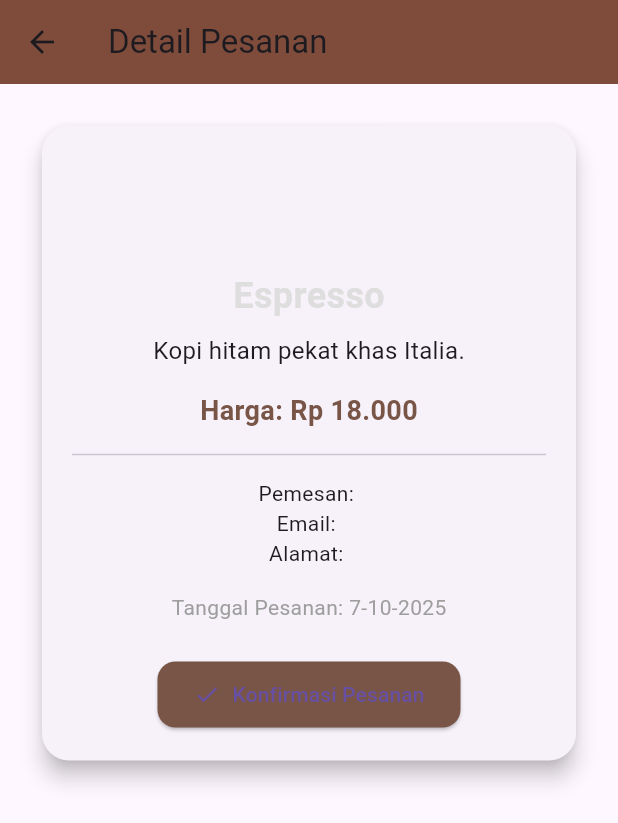
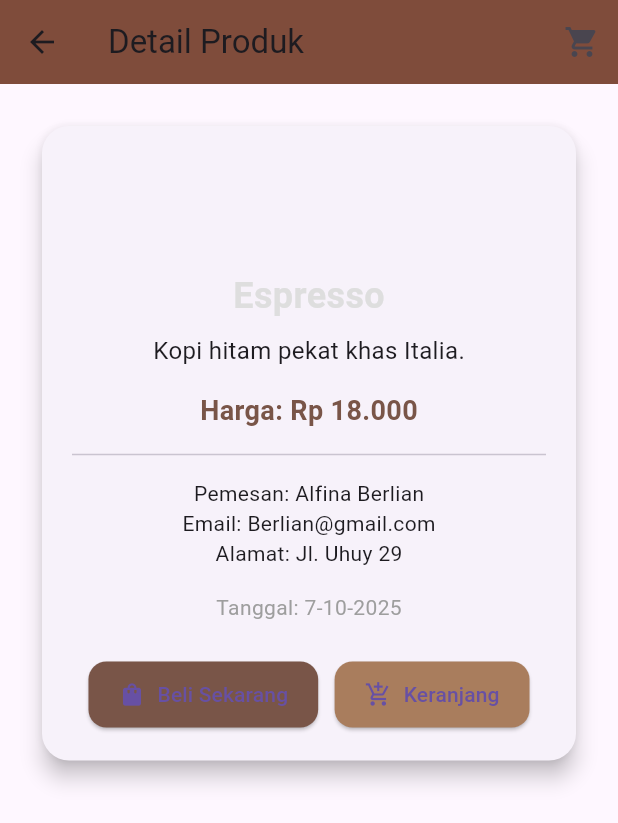
Before and after one commit to Alfina-26/kopi, a Flutter app: the OrderPage screen opened directly with sample values from the repository, on a phone screen of 412 x 824 dp. Shown: the top 823 px of the screen. Run offline on Flutter 3.47's test engine with Material 3 defaults, Android fonts, the phone set to English and light mode, and no system bars.

Commit message:
mengubah order page

```diff
--- a/lib/order_page.dart
+++ b/lib/order_page.dart
@@ -1,6 +1,11 @@
 import 'package:flutter/material.dart';
 import 'model/user.dart';
 import 'model/produk.dart';
+
+// -------------------------
+// List keranjang sementara (global)
+// -------------------------
+List<Produk> keranjang = [];
 
 class Order {
   Customer customer;
@@ -12,13 +17,11 @@ class Order {
   // Getter untuk total harga
   int get totalPrice {
     return items.fold(0, (sum, item) {
-      // Mengambil angka dari string harga, misal "Rp 18.000" -> 18000
       final angka = int.tryParse(item.price.replaceAll(RegExp(r'[^0-9]'), '')) ?? 0;
       return sum + angka;
     });
   }
 
-  // Info pesanan
   String getOrderInfo() {
     return "Order by: ${customer.name}\nTotal: Rp $totalPrice\nTanggal: ${date.day}-${date.month}-${date.year}";
   }
@@ -43,14 +46,42 @@ class _OrderPageState extends State<OrderPage> {
     orderDate = DateTime.now();
   }
 
+  void _beliSekarang() {
+    ScaffoldMessenger.of(context).showSnackBar(
+      const SnackBar(content: Text("Pesanan berhasil dikonfirmasi!")),
+    );
+  }
+
+  void _tambahKeKeranjang() {
+    setState(() {
+      keranjang.add(widget.produk);
+    });
+    ScaffoldMessenger.of(context).showSnackBar(
+      SnackBar(content: Text("${widget.produk.name} ditambahkan ke keranjang!")),
+    );
+  }
+
+  void _bukaKeranjang() {
+    Navigator.push(
+      context,
+      MaterialPageRoute(builder: (context) => KeranjangPage()),
+    );
+  }
+
   @override
   Widget build(BuildContext context) {
     final order = Order(widget.customer, [widget.produk], orderDate);
 
     return Scaffold(
       appBar: AppBar(
-        title: const Text("Detail Pesanan"),
+        title: const Text("Detail Produk"),
         backgroundColor: const Color.fromARGB(255, 127, 76, 59),
+        actions: [
+          IconButton(
+            icon: const Icon(Icons.shopping_cart),
+            onPressed: _bukaKeranjang,
+          )
+        ],
       ),
       body: Padding(
         padding: const EdgeInsets.all(24.0),
@@ -70,8 +101,7 @@ class _OrderPageState extends State<OrderPage> {
                         fontWeight: FontWeight.bold,
                         color: Color.fromARGB(255, 222, 222, 222))),
                 const SizedBox(height: 8),
-                Text(widget.produk.desc,
-                    style: const TextStyle(fontSize: 16)),
+                Text(widget.produk.desc, style: const TextStyle(fontSize: 16)),
                 const SizedBox(height: 16),
                 Text("Harga: ${widget.produk.price}",
                     style: const TextStyle(
@@ -79,30 +109,47 @@ class _OrderPageState extends State<OrderPage> {
                         fontWeight: FontWeight.bold,
                         color: Colors.brown)),
                 const Divider(height: 32),
-                Text("Pemesan: ${widget.customer.name}"),
-                Text("Email: ${widget.customer.email}"),
-                Text("Alamat: ${widget.customer.address}"),
+                Text("Pemesan: Alfina Berlian"),
+                Text("Email: Berlian@gmail.com"),
+                Text("Alamat: Jl. Uhuy 29"),
                 const SizedBox(height: 16),
                 Text(
-                  "Tanggal Pesanan: ${orderDate.day}-${orderDate.month}-${orderDate.year}",
+                  "Tanggal: ${orderDate.day}-${orderDate.month}-${orderDate.year}",
                   style: const TextStyle(color: Colors.grey),
                 ),
                 const SizedBox(height: 24),
+
+                // -------------------------
+                // Tombol aksi
+                // -------------------------
+                Row(
+                  mainAxisAlignment: MainAxisAlignment.spaceEvenly,
+                  children: [
                     ElevatedButton.icon(
-                  icon: const Icon(Icons.check),
-                  label: const Text("Konfirmasi Pesanan"),
+                      icon: const Icon(Icons.shopping_bag),
+                      label: const Text("Beli Sekarang"),
                       style: ElevatedButton.styleFrom(
                         backgroundColor: Colors.brown,
-                    padding: const EdgeInsets.symmetric(vertical: 12, horizontal: 24),
+                        padding: const EdgeInsets.symmetric(vertical: 12, horizontal: 20),
                         shape: RoundedRectangleBorder(
                           borderRadius: BorderRadius.circular(12),
                         ),
                       ),
-                  onPressed: () {
-                    ScaffoldMessenger.of(context).showSnackBar(
-                      const SnackBar(content: Text("Pesanan berhasil dikonfirmasi!"))
-                    );
-                  },
+                      onPressed: _beliSekarang,
+                    ),
+                    ElevatedButton.icon(
+                      icon: const Icon(Icons.add_shopping_cart),
+                      label: const Text("Keranjang"),
+                      style: ElevatedButton.styleFrom(
+                        backgroundColor: const Color.fromARGB(255, 169, 125, 93),
+                        padding: const EdgeInsets.symmetric(vertical: 12, horizontal: 20),
+                        shape: RoundedRectangleBorder(
+                          borderRadius: BorderRadius.circular(12),
+                        ),
+                      ),
+                      onPressed: _tambahKeKeranjang,
+                    ),
+                  ],
                 ),
               ],
             ),
@@ -112,3 +159,57 @@ class _OrderPageState extends State<OrderPage> {
     );
   }
 }
+
+// -------------------------
+// Halaman Keranjang Baru
+// -------------------------
+class KeranjangPage extends StatelessWidget {
+  const KeranjangPage({super.key});
+
+  @override
+  Widget build(BuildContext context) {
+    int total = keranjang.fold(0, (sum, item) {
+      final angka = int.tryParse(item.price.replaceAll(RegExp(r'[^0-9]'), '')) ?? 0;
+      return sum + angka;
+    });
+
+    return Scaffold(
+      appBar: AppBar(
+        title: const Text("Keranjang Saya"),
+        backgroundColor: const Color.fromARGB(255, 127, 76, 59),
+      ),
+      body: keranjang.isEmpty
+          ? const Center(child: Text("Keranjang masih kosong"))
+          : ListView.builder(
+              itemCount: keranjang.length,
+              itemBuilder: (context, index) {
+                final item = keranjang[index];
+                return ListTile(
+                  leading: Icon(item.icon, color: Colors.brown),
+                  title: Text(item.name),
+                  subtitle: Text(item.price),
+                  trailing: IconButton(
+                    icon: const Icon(Icons.delete, color: Colors.red),
+                    onPressed: () {
+                      keranjang.removeAt(index);
+                      ScaffoldMessenger.of(context).showSnackBar(
+                        SnackBar(content: Text("${item.name} dihapus dari keranjang")),
+                      );
+                      (context as Element).markNeedsBuild();
+                    },
+                  ),
+                );
+              },
+            ),
+      bottomNavigationBar: Container(
+        color: Colors.brown.shade100,
+        padding: const EdgeInsets.all(16),
+        child: Text(
+          "Total: Rp $total",
+          style: const TextStyle(fontSize: 18, fontWeight: FontWeight.bold),
+          textAlign: TextAlign.center,
+        ),
+      ),
+    );
+  }
+}
```
Lines whose indentation alone changed are shown as unchanged.
